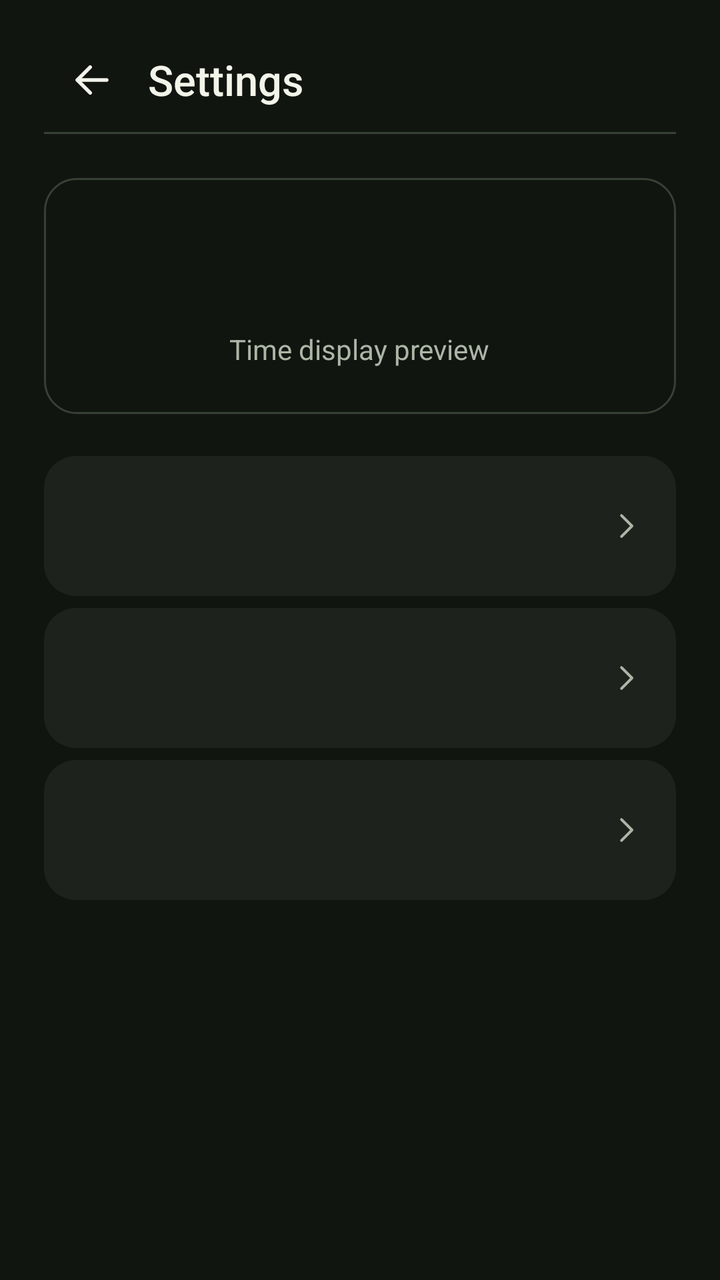
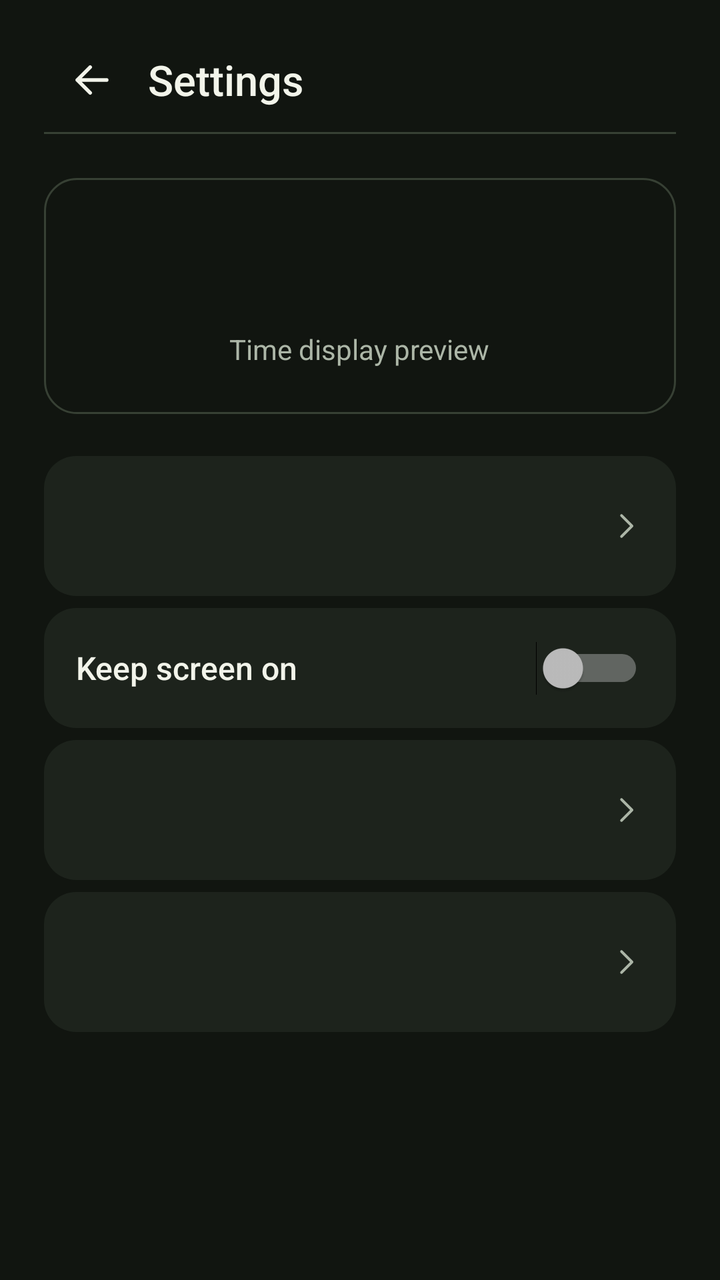

The first picture is an Android layout as it rendered before a commit; the second is the same layout after the commit. The layout source and the unified diff follow.
<!-- AndroidManifest.xml: application theme AppTheme -->
<!-- res/layout/activity_settings.xml -->
<ScrollView xmlns:android="http://schemas.android.com/apk/res/android"
    android:id="@+id/settings_screen" android:layout_width="match_parent" android:layout_height="match_parent"
    android:fillViewport="true" android:scrollbars="none">
    <LinearLayout android:layout_width="match_parent" android:layout_height="wrap_content"
        android:orientation="vertical" android:paddingHorizontal="22dp" android:paddingTop="14dp" android:paddingBottom="24dp">
        <LinearLayout android:layout_width="match_parent" android:layout_height="wrap_content"
            android:minHeight="52dp" android:orientation="horizontal" android:gravity="center_vertical">
            <ImageButton android:id="@+id/settings_back" android:layout_width="48dp" android:layout_height="48dp"
                android:background="?android:attr/selectableItemBackgroundBorderless"
                android:src="@drawable/ic_back" android:contentDescription="@string/back"/>
            <TextView android:layout_width="wrap_content" android:layout_height="wrap_content"
                android:layout_marginStart="4dp" android:text="@string/settings" android:textColor="@color/ink"
                android:textSize="21sp" android:fontFamily="sans-serif-medium"/>
        </LinearLayout>
        <View android:layout_width="match_parent" android:layout_height="1dp"
            android:background="@color/line" android:importantForAccessibility="no"/>
        <LinearLayout android:layout_width="match_parent" android:layout_height="wrap_content"
            android:layout_marginTop="22dp" android:layout_marginBottom="18dp"
            android:background="@drawable/bg_setting_preview" android:gravity="center"
            android:minHeight="118dp" android:paddingVertical="12dp" android:orientation="vertical">
            <TextView android:id="@+id/precision_preview" android:layout_width="wrap_content"
                android:layout_height="wrap_content" android:textSize="42sp"
                android:fontFamily="sans-serif-condensed" android:textStyle="bold"
                android:textColor="@color/accent" android:includeFontPadding="false"/>
            <TextView android:layout_width="wrap_content" android:layout_height="wrap_content"
                android:layout_marginTop="4dp" android:text="@string/preview_label"
                android:textColor="@color/muted" android:textSize="14sp"/>
        </LinearLayout>
        <include android:id="@+id/precision_setting" layout="@layout/setting_row"/>
        <include android:id="@+id/prep_setting" layout="@layout/setting_row"/>
        <include android:id="@+id/mode_setting" layout="@layout/setting_row"/>
        <TextView android:id="@+id/mode_summary" android:layout_width="match_parent" android:layout_height="wrap_content"
            android:layout_marginTop="12dp" android:paddingHorizontal="4dp" android:textSize="14sp" android:textColor="@color/muted"/>
        <TextView android:id="@+id/next_hold_hint" android:layout_width="match_parent" android:layout_height="wrap_content"
            android:layout_marginTop="12dp" android:paddingHorizontal="4dp" android:text="@string/next_hold_settings"
            android:textSize="14sp" android:textColor="@color/muted" android:visibility="gone"/>
    </LinearLayout>
</ScrollView>
<!-- res/layout/setting_row.xml (included above) -->
<LinearLayout xmlns:android="http://schemas.android.com/apk/res/android"
    android:layout_width="match_parent" android:layout_height="wrap_content" android:layout_marginVertical="3dp"
    android:orientation="horizontal" android:gravity="center_vertical" android:background="@drawable/bg_tone"
    android:minHeight="70dp" android:clickable="true" android:focusable="true" android:paddingHorizontal="16dp"
    android:paddingVertical="11dp">
    <LinearLayout android:layout_width="0dp" android:layout_height="wrap_content" android:layout_weight="1"
        android:orientation="vertical" android:importantForAccessibility="noHideDescendants">
        <TextView android:id="@+id/setting_title" android:layout_width="wrap_content" android:layout_height="wrap_content"
            android:textSize="16sp" android:fontFamily="sans-serif-medium" android:textColor="@color/ink"/>
        <TextView android:id="@+id/setting_value" android:layout_width="wrap_content" android:layout_height="wrap_content"
            android:layout_marginTop="2dp" android:textSize="14sp" android:textColor="@color/accent"/>
    </LinearLayout>
    <ImageView android:layout_width="18dp" android:layout_height="18dp" android:layout_marginStart="10dp"
        android:src="@drawable/ic_next" android:importantForAccessibility="no"/>
</LinearLayout>
<!-- resources referenced by this layout -->
<resources>
  <color name="accent">#CBF577</color>
  <color name="ink">#F2F4EA</color>
  <color name="line">#374034</color>
  <color name="muted">#ACB6A7</color>
  <!-- drawable bg_setting_preview (drawable) -->
  <shape xmlns:android="http://schemas.android.com/apk/res/android" android:shape="rectangle">
      <solid android:color="@color/background"/>
      <corners android:radius="16dp"/>
      <stroke android:width="1dp" android:color="@color/line"/>
  </shape>
  <!-- drawable bg_tone (drawable) -->
  <ripple xmlns:android="http://schemas.android.com/apk/res/android" android:color="#4B6F7B60">
      <item><shape android:shape="rectangle">
          <solid android:color="@color/panel"/>
          <corners android:radius="16dp"/>
      </shape></item>
  </ripple>
  <!-- drawable ic_back (drawable) -->
  <vector xmlns:android="http://schemas.android.com/apk/res/android" android:width="22dp" android:height="22dp"
      android:viewportWidth="24" android:viewportHeight="24" android:autoMirrored="true">
      <path android:strokeWidth="2" android:strokeColor="@color/ink" android:strokeLineCap="round"
          android:strokeLineJoin="round" android:pathData="M20,12 H4 M11,5 L4,12 L11,19"/>
  </vector>
  <!-- drawable ic_next (drawable) -->
  <vector xmlns:android="http://schemas.android.com/apk/res/android" android:width="18dp" android:height="18dp"
      android:viewportWidth="24" android:viewportHeight="24" android:autoMirrored="true">
      <path android:strokeWidth="1.8" android:strokeColor="@color/muted" android:strokeLineCap="round"
          android:strokeLineJoin="round" android:pathData="M9,5 L16,12 L9,19"/>
  </vector>
  <string name="back">Back</string>
  <string name="next_hold_settings">Changes to preparation time and timer mode apply to your next hold.</string>
  <string name="preview_label">Time display preview</string>
  <string name="settings">Settings</string>
  <style name="AppTheme" parent="@android:style/Theme.Material.NoActionBar">
          <item name="android:fontFamily">sans-serif</item>
          <item name="android:windowBackground">@color/background</item>
          <item name="android:colorAccent">@color/accent</item>
          <item name="android:statusBarColor">@color/background</item>
          <item name="android:navigationBarColor">@color/background</item>
          <item name="android:windowLightStatusBar">false</item>
          <item name="android:colorControlHighlight">#406C8352</item>
          <item name="android:windowActionModeOverlay">true</item>
      </style>
  <color name="background">#111510</color>
  <color name="panel">#1D231C</color>
</resources>

<!-- the commit's change to res/layout/activity_settings.xml (unified diff, before → after) -->
@@ -27,6 +27,14 @@
                 android:textColor="@color/muted" android:textSize="14sp"/>
         </LinearLayout>
         <include android:id="@+id/precision_setting" layout="@layout/setting_row"/>
+        <Switch android:id="@+id/keep_screen_on"
+            android:layout_width="match_parent" android:layout_height="wrap_content"
+            android:layout_marginVertical="3dp" android:minHeight="60dp"
+            android:gravity="center_vertical" android:paddingHorizontal="16dp"
+            android:background="@drawable/bg_tone" android:switchPadding="12dp"
+            android:text="@string/keep_screen_on" android:textSize="16sp"
+            android:fontFamily="sans-serif-medium" android:textColor="@color/ink"
+            android:saveEnabled="false"/>
         <include android:id="@+id/prep_setting" layout="@layout/setting_row"/>
         <include android:id="@+id/mode_setting" layout="@layout/setting_row"/>
         <TextView android:id="@+id/mode_summary" android:layout_width="match_parent" android:layout_height="wrap_content"
<!-- resource entries referenced after the edit -->
@@ -30,6 +30,7 @@
           android:strokeLineJoin="round" android:pathData="M9,5 L16,12 L9,19"/>
   </vector>
   <string name="back">Back</string>
+  <string name="keep_screen_on">Keep screen on</string>
   <string name="next_hold_settings">Changes to preparation time and timer mode apply to your next hold.</string>
   <string name="preview_label">Time display preview</string>
   <string name="settings">Settings</string>
